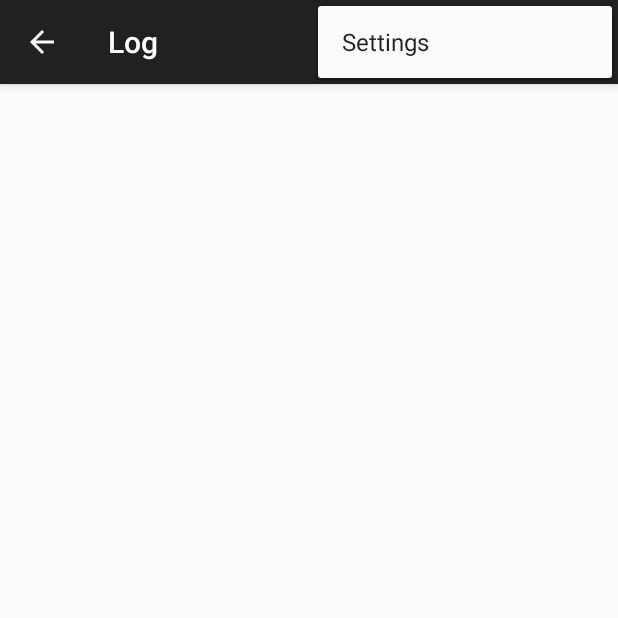
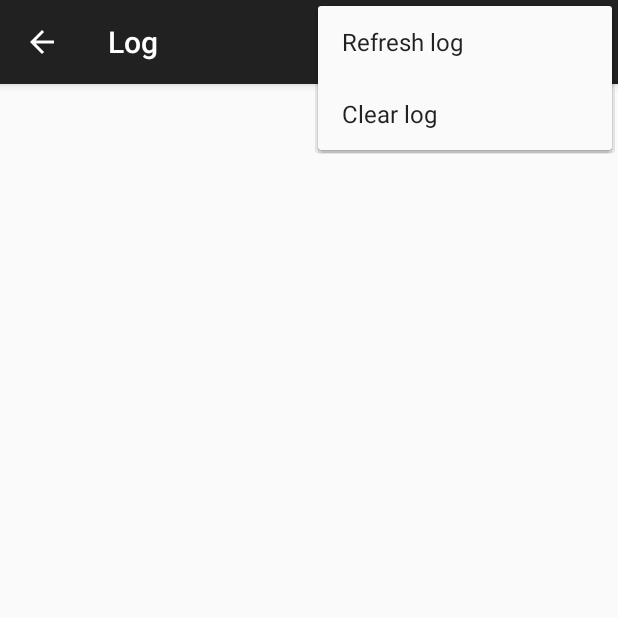
Before and after one commit to ivarprudnikov/android_sensors, an Android app: the DisplayLogActivity screen opened directly, with no data from a screen before it, with the options menu open, on a phone screen of 412 x 824 dp, the top half of it. Run offline under Robolectric (Android 15) with nearby library versions, the phone set to English and light mode, and no system bars.

Commit message:
added some log management utilities in menus

```diff
--- a/app/src/main/res/menu/menu_display_log.xml
+++ b/app/src/main/res/menu/menu_display_log.xml
@@ -2,6 +2,8 @@
     xmlns:app="http://schemas.android.com/apk/res-auto"
     xmlns:tools="http://schemas.android.com/tools"
     tools:context="com.ivarprudnikov.myapplication.DisplayLogActivity">
-    <item android:id="@+id/action_settings" android:title="@string/action_settings"
+    <item android:id="@+id/refresh_log" android:title="@string/refresh_log"
+        android:orderInCategory="100" app:showAsAction="never" />
+    <item android:id="@+id/delete_log" android:title="@string/delete_log"
         android:orderInCategory="100" app:showAsAction="never" />
 </menu>
--- a/app/src/main/res/values/strings.xml
+++ b/app/src/main/res/values/strings.xml
@@ -3,6 +3,8 @@
     <string name="intro_text">Available device sensors</string>
     <string name="action_settings">Settings</string>
     <string name="log_view">Show Log</string>
+    <string name="refresh_log">Refresh log</string>
+    <string name="delete_log">Clear log</string>
 
     <string name="title_activity_display_sensor_details">Selected sensor</string>
     <string name="title_activity_display_sensor_data">Sensor Data</string>
```
Also changed, not shown: app/src/main/java/com/ivarprudnikov/myapplication/DisplayLogActivity.java (+20 -2 lines).
